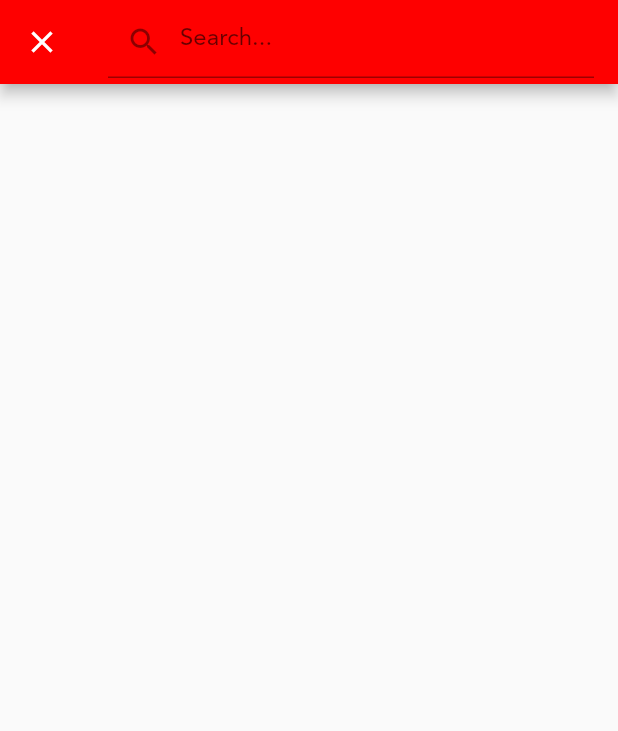
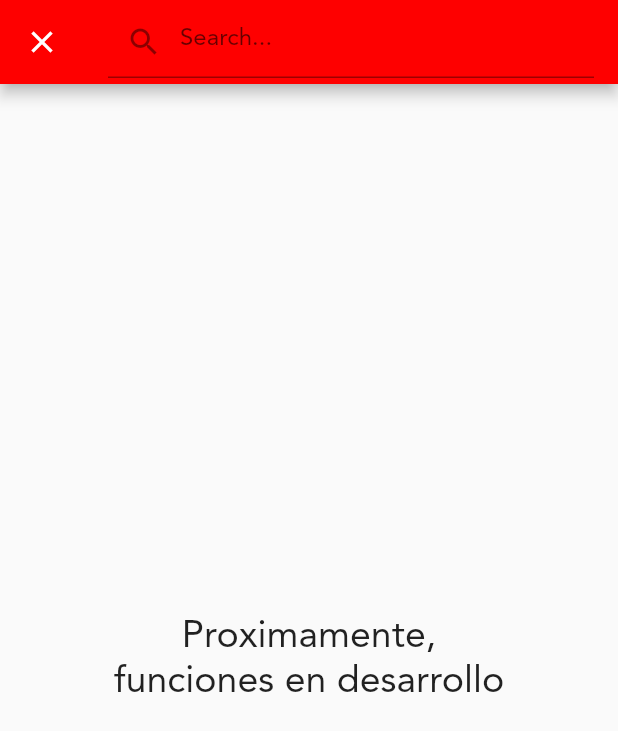
Before and after one commit to eliecergarcia/gr_dulces, a Flutter app: the SearchPage screen opened by its route, after a tap on the "search" icon, on a phone screen of 412 x 824 dp. Shown: the top 731 px of the screen. Run offline on Flutter 3.47's test engine with Material 2 defaults, Android fonts, the light colour scheme and no system bars; our stand-ins replace firebase_auth, firebase_core, firebase_database, font_awesome_flutter, modal_progress_hud, rxdart; accounts and stored records are empty.

Commit message:
Se corrigio el menu lateral

```diff
--- a/lib/block/login_bloc.dart
+++ b/lib/block/login_bloc.dart
@@ -3,14 +3,26 @@ import 'package:quiero_dulces/block/validators.dart';
 import 'package:rxdart/rxdart.dart';
 
 class LoginBloc with Validators {
+  //login
   final _emailController = BehaviorSubject<String>();
   final _passwordController = BehaviorSubject<String>();
+  //signup
+  final _emailSignUpController = BehaviorSubject<String>();
+  final _passwordSignUpController = BehaviorSubject<String>();
+  final _rePasswordSignUpController = BehaviorSubject<String>();
 
   // Recuperar los datos del Stream
   Stream<String> get emailStream =>
       _emailController.stream.transform(validarEmail);
   Stream<String> get passwordStream =>
       _passwordController.stream.transform(validarPassword);
+  Stream<String> get emailSignUp => _emailSignUpController.stream.transform(validarEmail);
+  Stream<String> get passwordSignUpStream =>
+      _passwordSignUpController.stream.transform(validarPassword);
+  Stream<String> get rePasswordSignUpStream =>
+      _rePasswordSignUpController.stream.transform(validarPassword);
+
+
 
   Stream<bool> get formValidStream =>
       Rx.combineLatest2(emailStream, passwordStream, (e, p) => true);
@@ -19,12 +31,23 @@ class LoginBloc with Validators {
   Function(String) get changeEmail => _emailController.sink.add;
   Function(String) get changePassword => _passwordController.sink.add;
 
+  Function(String) get changeMailSignUp => _emailSignUpController.sink.add;
+  Function(String) get changePasswordSignUp => _passwordSignUpController.sink.add;
+  Function(String) get changeRePasswordSignUp => _rePasswordSignUpController.sink.add;
+
   // Obtener el último valor ingresado a los streams
   String get email => _emailController.value;
   String get password => _passwordController.value;
+  String get emailSign => _emailSignUpController.value;
+  String get passwordSign => _passwordSignUpController.value;
+  String get rePasswordSign => _rePasswordSignUpController.value;
+
 
   dispose() {
     _emailController?.close();
     _passwordController?.close();
+    _emailSignUpController?.close();
+    _passwordSignUpController?.close();
+    _rePasswordSignUpController?.close();
   }
 }
--- a/lib/main.dart
+++ b/lib/main.dart
@@ -1,3 +1,4 @@
+import 'package:firebase_core/firebase_core.dart';
 import 'package:flutter/material.dart';
 import 'package:provider/provider.dart';
 import 'package:quiero_dulces/block/provider.dart';
@@ -6,7 +7,9 @@ import 'package:quiero_dulces/routes/routes.dart';
 
 import 'objects/cart_model.dart';
 
-void main() {
+void main() async{
+  WidgetsFlutterBinding.ensureInitialized();
+  await Firebase.initializeApp();
   runApp(MyApp());
 }
 
--- a/lib/pages/cart_page.dart
+++ b/lib/pages/cart_page.dart
@@ -7,7 +7,6 @@ import 'package:flutter/material.dart';
 import 'package:font_awesome_flutter/font_awesome_flutter.dart';
 import 'package:provider/provider.dart';
 import 'package:quiero_dulces/objects/cart_model.dart';
-import 'package:quiero_dulces/objects/product.dart';
 import 'package:quiero_dulces/widgets/alert_dialog.dart';
 import 'package:quiero_dulces/widgets/bottom_navigation.dart';
 import 'package:quiero_dulces/widgets/constants.dart';
--- a/lib/pages/location_page.dart
+++ b/lib/pages/location_page.dart
@@ -75,7 +75,13 @@ class _LocationPageState extends State<LocationPage> {
       ),
       drawer: LateralMenu(),
       body: Center(
-        child: Text('Localizacion'),
+        child: Text(
+          'Proximamente, \nfunciones en desarrollo',
+          textAlign: TextAlign.center,
+          style: TextStyle(
+            fontSize: 25,
+          ),
+        ),
       ),
     );
   }
--- a/lib/pages/search_page.dart
+++ b/lib/pages/search_page.dart
@@ -17,12 +17,12 @@ class SearchPage extends StatefulWidget {
 class _SearchPageState extends State<SearchPage> {
   final TextEditingController _filter = new TextEditingController();
   Icon _searchIcon = new Icon(Icons.search);
-  Widget _appBarTitle = new Text('Search Example');
+  Widget _appBarTitle = new Text('Quiero Dulces');
   List<Product> items;
   List<Product> filteredItems;
   StreamSubscription<Event> _onProductAddedSubscription;
   StreamSubscription<Event> _onProductChangeSubscription;
-  String _searchText = "";
+  String _searchText;
 
   _SearchPageState() {
     _filter.addListener(() {
@@ -89,8 +89,14 @@ class _SearchPageState extends State<SearchPage> {
         ),
       ),
       drawer: LateralMenu(),
-      body: Container(
-        child: _buildList(),
+      body: Center(
+        child: Text(
+          'Proximamente, \nfunciones en desarrollo',
+          textAlign: TextAlign.center,
+          style: TextStyle(
+            fontSize: 25,
+          ),
+        ),
       ),
     );
   }
@@ -110,27 +116,27 @@ class _SearchPageState extends State<SearchPage> {
     });
   }
 
-  Widget _buildList() {
-    if (!(_searchText.isEmpty)) {
-      List tempList = [];
-      for (int i = 0; i < filteredItems.length; i++) {
-        if (filteredItems[i]
-            .name
-            .toLowerCase()
-            .contains(_searchText.toLowerCase())) {
-          tempList.add(filteredItems[i]);
-        }
-      }
-      filteredItems = tempList;
-    }
-    return ListView.builder(
-      itemCount: items == null ? 0 : filteredItems.length,
-      itemBuilder: (BuildContext context, int index) {
-        return new ListTile(
-          title: Text(filteredItems[index].name),
-          onTap: () => print(filteredItems[index].name),
-        );
-      },
-    );
-  }
+  // Widget _buildList() {
+  //   if (!(_searchText.isEmpty)) {
+  //     List tempList = [];
+  //     for (int i = 0; i < filteredItems.length; i++) {
+  //       if (filteredItems[i]
+  //           .name
+  //           .toLowerCase()
+  //           .contains(_searchText.toLowerCase())) {
+  //         tempList.add(filteredItems[i]);
+  //       }
+  //     }
+  //     filteredItems = tempList;
+  //   }
+  //   return ListView.builder(
+  //     itemCount: items == null ? 0 : filteredItems.length,
+  //     itemBuilder: (BuildContext context, int index) {
+  //       return new ListTile(
+  //         title: Text(filteredItems[index].name),
+  //         onTap: () => print(filteredItems[index].name),
+  //       );
+  //     },
+  //   );
+  // }
 }
--- a/lib/widgets/lateral_menu.dart
+++ b/lib/widgets/lateral_menu.dart
@@ -1,9 +1,6 @@
 import 'package:flutter/material.dart';
-import 'package:font_awesome_flutter/font_awesome_flutter.dart';
-import 'package:quiero_dulces/pages/coupons_page.dart';
-import 'package:quiero_dulces/pages/history_page.dart';
-import 'package:quiero_dulces/pages/payment_method_page.dart';
-import 'package:quiero_dulces/widgets/bottom_navigation.dart';
+
+import 'package:quiero_dulces/routes/routes.dart';
 
 import 'constants.dart';
 
@@ -20,68 +17,64 @@ class _LateralMenuState extends State<LateralMenu> {
   @override
   Widget build(BuildContext context) {
     return Drawer(
-      elevation: 20.0,
-      child: ListView(
-        padding: EdgeInsets.zero,
+      child: Container(
+        child: Column(
           children: [
-          DrawerHeader(
-            duration: Duration(
-              milliseconds: 50,
+            Container(
+              padding: EdgeInsets.all(20),
+              width: double.infinity,
+              height: 200,
+              child: CircleAvatar(
+                backgroundImage: AssetImage('assets/img/logodulces.png'),
               ),
-            decoration: BoxDecoration(
+            ),
+            Expanded(
+              child: _ListaOpciones(),
+            ),
+            ListTile(
+              leading: Icon(
+                Icons.lock_outlined,
                 color: colorRojo,
               ),
-            child: Column(
-              crossAxisAlignment: CrossAxisAlignment.center,
-              children: [
-                Center(
-                  child: Text(
-                    'Quiero \nDulces'.toUpperCase(),
-                    style: TextStyle(
-                      fontSize: 40.0,
-                      //fontWeight: FontWeight.w600,
-                      fontFamily: 'Impact',
-                      color: Colors.white,
-                    ),
-                    textAlign: TextAlign.center,
+              title: Text('Cerrar Sesion'),
+              trailing: Switch.adaptive(
+                value: true,
+                activeColor: colorRojo,
+                onChanged: (value) {},
               ),
             ),
           ],
         ),
       ),
-          ListTileMenu(
-            icon: FontAwesomeIcons.candyCane,
-            text: 'Categorias',
-            function: () => Navigator.pushNamed(
+    );
+  }
+}
+
+class _ListaOpciones extends StatelessWidget {
+  @override
+  Widget build(BuildContext context) {
+    return Container(
+      child: ListView.separated(
+        physics: BouncingScrollPhysics(),
+        separatorBuilder: (context, i) => Divider(
+          color: Colors.blue,
+        ),
+        itemCount: drawerRoutes.length,
+        itemBuilder: (context, i) => ListTile(
+          title: Text('${drawerRoutes[i].titulo}'),
+          leading: Icon(
+            drawerRoutes[i].icon,
+            color: colorRojo,
+          ),
+          onTap: () {
+            Navigator.push(
               context,
-              MenuBottomNavigation.id,
+              MaterialPageRoute(
+                builder: (context) => drawerRoutes[i].page,
               ),
+            );
+          },
         ),
-          ListTileMenu(
-            icon: FontAwesomeIcons.wallet,
-            text: 'Método de Pago',
-            function: () => Navigator.pushNamed(
-              context,
-              PaymentMethodPage.id,
-            ),
-          ),
-          ListTileMenu(
-            icon: FontAwesomeIcons.receipt,
-            text: "Mis Pedidos",
-            function: () => Navigator.pushNamed(
-              context,
-              HistoryPage.id,
-            ),
-          ),
-          ListTileMenu(
-            icon: FontAwesomeIcons.percentage,
-            text: "Cupones",
-            function: () => Navigator.pushNamed(
-              context,
-              CouponsPage.id,
-            ),
-          ),
-        ],
       ),
     );
   }
--- a/pubspec.yaml
+++ b/pubspec.yaml
@@ -31,10 +31,10 @@ dependencies:
   rxdart:
   custom_navigator:
   provider:
-  firebase_core:
+  firebase_core: ^1.0.3
   google_maps_flutter:
   flutter_boxicons:
-  animated_text_kit: ^2.0.0
+  animated_text_kit:
   modal_progress_hud:
   firebase_auth:
   firebase_database:
```
Also changed, not shown: lib/pages/login_page.dart (+44 -5 lines), lib/pages/order_page.dart (+7 -1 lines), lib/routes/routes.dart (+18 -0 lines), pubspec.lock, 1 other file. Lines whose indentation alone changed are shown as unchanged.
